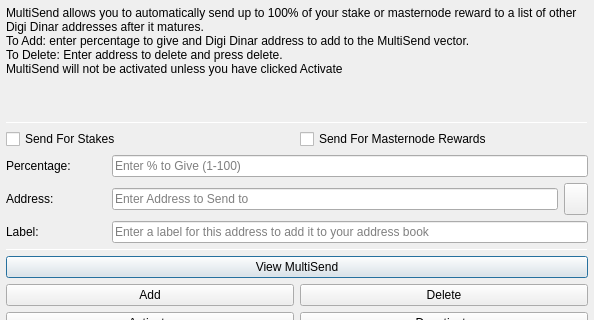
Old version of the form src/qt/forms/multisenddialog.ui in the repository DigiDinar-Project/DigiDinar; both pictures show x 0 to 594 and y 0 to 320 of the 594 by 526 pixel window.
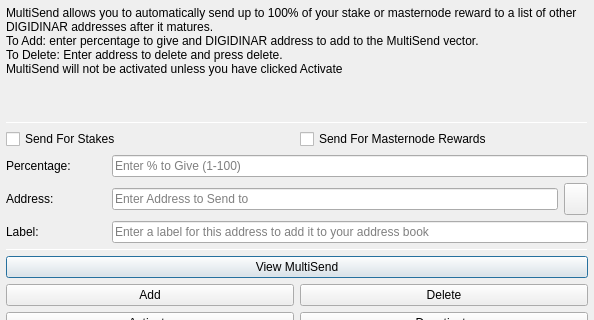
New version of the form. Icons and pictures are not drawn.

Patch:
```diff
--- a/src/qt/forms/multisenddialog.ui
+++ b/src/qt/forms/multisenddialog.ui
@@ -37,8 +37,8 @@
         <number>1</number>
        </property>
        <property name="text">
-        <string>MultiSend allows you to automatically send up to 100% of your stake or masternode reward to a list of other Digi Dinar addresses after it matures.
-To Add: enter percentage to give and Digi Dinar address to add to the MultiSend vector.
+        <string>MultiSend allows you to automatically send up to 100% of your stake or masternode reward to a list of other DIGIDINAR addresses after it matures.
+To Add: enter percentage to give and DIGIDINAR address to add to the MultiSend vector.
 To Delete: Enter address to delete and press delete.
 MultiSend will not be activated unless you have clicked Activate</string>
        </property>
```
Left out of the diff: 11 changed lines with no effect on the pictures.
